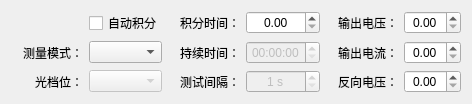
Above: SL2000/HTestSetWidget2000DC.ui from hexianqi/QtCode before the change. Below: the same form after it.
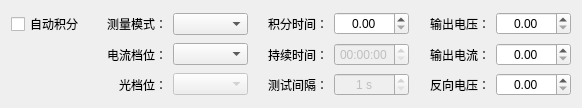
That is the form after the change.

Commit message: Spec：修改反复测试

The edit to the form file:
```diff
--- a/SL2000/HTestSetWidget2000DC.ui
+++ b/SL2000/HTestSetWidget2000DC.ui
@@ -6,14 +6,144 @@
    <rect>
     <x>0</x>
     <y>0</y>
-    <width>461</width>
-    <height>90</height>
+    <width>582</width>
+    <height>108</height>
    </rect>
   </property>
   <property name="windowTitle">
    <string>Form</string>
   </property>
   <layout class="QGridLayout" name="gridLayout">
+   <item row="2" column="4">
+    <widget class="QTimeEdit" name="timeEdit_1">
+     <property name="enabled">
+      <bool>false</bool>
+     </property>
+     <property name="frame">
+      <bool>true</bool>
+     </property>
+     <property name="alignment">
+      <set>Qt::AlignCenter</set>
+     </property>
+     <property name="displayFormat">
+      <string>HH:mm:ss</string>
+     </property>
+    </widget>
+   </item>
+   <item row="3" column="5">
+    <widget class="QLabel" name="label_005">
+     <property name="minimumSize">
+      <size>
+       <width>72</width>
+       <height>0</height>
+      </size>
+     </property>
+     <property name="text">
+      <string>反向电压：</string>
+     </property>
+     <property name="alignment">
+      <set>Qt::AlignRight|Qt::AlignTrailing|Qt::AlignVCenter</set>
+     </property>
+     <property name="buddy">
+      <cstring>doubleSpinBox_1</cstring>
+     </property>
+    </widget>
+   </item>
+   <item row="3" column="2">
+    <widget class="QComboBox" name="comboBox_3">
+     <property name="enabled">
+      <bool>false</bool>
+     </property>
+    </widget>
+   </item>
+   <item row="2" column="3">
+    <widget class="QLabel" name="label_007">
+     <property name="minimumSize">
+      <size>
+       <width>72</width>
+       <height>0</height>
+      </size>
+     </property>
+     <property name="text">
+      <string>持续时间：</string>
+     </property>
+     <property name="alignment">
+      <set>Qt::AlignRight|Qt::AlignTrailing|Qt::AlignVCenter</set>
+     </property>
+     <property name="buddy">
+      <cstring>comboBox_1</cstring>
+     </property>
+    </widget>
+   </item>
+   <item row="0" column="2">
+    <widget class="QComboBox" name="comboBox_1"/>
+   </item>
+   <item row="0" column="4">
+    <widget class="QDoubleSpinBox" name="doubleSpinBox_1">
+     <property name="alignment">
+      <set>Qt::AlignCenter</set>
+     </property>
+    </widget>
+   </item>
+   <item row="3" column="1">
+    <widget class="QLabel" name="label_010">
+     <property name="minimumSize">
+      <size>
+       <width>72</width>
+       <height>0</height>
+      </size>
+     </property>
+     <property name="text">
+      <string>光档位：</string>
+     </property>
+     <property name="alignment">
+      <set>Qt::AlignRight|Qt::AlignTrailing|Qt::AlignVCenter</set>
+     </property>
+     <property name="buddy">
+      <cstring>comboBox_1</cstring>
+     </property>
+    </widget>
+   </item>
+   <item row="0" column="6">
+    <widget class="QDoubleSpinBox" name="doubleSpinBox_2">
+     <property name="alignment">
+      <set>Qt::AlignCenter</set>
+     </property>
+    </widget>
+   </item>
+   <item row="3" column="3">
+    <widget class="QLabel" name="label_008">
+     <property name="minimumSize">
+      <size>
+       <width>72</width>
+       <height>0</height>
+      </size>
+     </property>
+     <property name="text">
+      <string>测试间隔：</string>
+     </property>
+     <property name="alignment">
+      <set>Qt::AlignRight|Qt::AlignTrailing|Qt::AlignVCenter</set>
+     </property>
+     <property name="buddy">
+      <cstring>comboBox_1</cstring>
+     </property>
+    </widget>
+   </item>
+   <item row="3" column="6">
+    <widget class="QDoubleSpinBox" name="doubleSpinBox_4">
+     <property name="alignment">
+      <set>Qt::AlignCenter</set>
+     </property>
+    </widget>
+   </item>
+   <item row="2" column="6">
+    <widget class="QDoubleSpinBox" name="doubleSpinBox_3">
+     <property name="alignment">
+      <set>Qt::AlignCenter</set>
+     </property>
+    </widget>
+   </item>
    <item row="0" column="5">
     <widget class="QLabel" name="label_002">
      <property name="minimumSize">
@@ -33,14 +163,7 @@
      </property>
     </widget>
    </item>
-   <item row="0" column="6">
-    <widget class="QDoubleSpinBox" name="doubleSpinBox_2">
-     <property name="alignment">
-      <set>Qt::AlignCenter</set>
-     </property>
-    </widget>
-   </item>
-   <item row="1" column="5">
+   <item row="2" column="5">
     <widget class="QLabel" name="label_004">
      <property name="minimumSize">
       <size>
@@ -59,33 +182,7 @@
      </property>
     </widget>
    </item>
-   <item row="1" column="6">
-    <widget class="QDoubleSpinBox" name="doubleSpinBox_3">
-     <property name="alignment">
-      <set>Qt::AlignCenter</set>
-     </property>
-    </widget>
-   </item>
-   <item row="2" column="3">
-    <widget class="QLabel" name="label_008">
-     <property name="minimumSize">
-      <size>
-       <width>72</width>
-       <height>0</height>
-      </size>
-     </property>
-     <property name="text">
-      <string>测试间隔：</string>
-     </property>
-     <property name="alignment">
-      <set>Qt::AlignRight|Qt::AlignTrailing|Qt::AlignVCenter</set>
-     </property>
-     <property name="buddy">
-      <cstring>comboBox_1</cstring>
-     </property>
-    </widget>
-   </item>
-   <item row="2" column="4">
+   <item row="3" column="4">
     <widget class="QSpinBox" name="spinBox_1">
      <property name="enabled">
       <bool>false</bool>
@@ -104,41 +201,6 @@
      </property>
     </widget>
    </item>
-   <item row="1" column="3">
-    <widget class="QLabel" name="label_007">
-     <property name="minimumSize">
-      <size>
-       <width>72</width>
-       <height>0</height>
-      </size>
-     </property>
-     <property name="text">
-      <string>持续时间：</string>
-     </property>
-     <property name="alignment">
-      <set>Qt::AlignRight|Qt::AlignTrailing|Qt::AlignVCenter</set>
-     </property>
-     <property name="buddy">
-      <cstring>comboBox_1</cstring>
-     </property>
-    </widget>
-   </item>
-   <item row="1" column="4">
-    <widget class="QTimeEdit" name="timeEdit_1">
-     <property name="enabled">
-      <bool>false</bool>
-     </property>
-     <property name="frame">
-      <bool>true</bool>
-     </property>
-     <property name="alignment">
-      <set>Qt::AlignCenter</set>
-     </property>
-     <property name="displayFormat">
-      <string>HH:mm:ss</string>
-     </property>
-    </widget>
-   </item>
    <item row="0" column="3">
     <widget class="QLabel" name="label_001">
      <property name="minimumSize">
@@ -158,88 +220,7 @@
      </property>
     </widget>
    </item>
-   <item row="0" column="4">
-    <widget class="QDoubleSpinBox" name="doubleSpinBox_1">
-     <property name="alignment">
-      <set>Qt::AlignCenter</set>
-     </property>
-    </widget>
-   </item>
-   <item row="2" column="5">
-    <widget class="QLabel" name="label_005">
-     <property name="minimumSize">
-      <size>
-       <width>72</width>
-       <height>0</height>
-      </size>
-     </property>
-     <property name="text">
-      <string>反向电压：</string>
-     </property>
-     <property name="alignment">
-      <set>Qt::AlignRight|Qt::AlignTrailing|Qt::AlignVCenter</set>
-     </property>
-     <property name="buddy">
-      <cstring>doubleSpinBox_1</cstring>
-     </property>
-    </widget>
-   </item>
-   <item row="2" column="6">
-    <widget class="QDoubleSpinBox" name="doubleSpinBox_4">
-     <property name="alignment">
-      <set>Qt::AlignCenter</set>
-     </property>
-    </widget>
-   </item>
-   <item row="2" column="1">
-    <widget class="QLabel" name="label_7">
-     <property name="minimumSize">
-      <size>
-       <width>72</width>
-       <height>0</height>
-      </size>
-     </property>
-     <property name="text">
-      <string>光档位：</string>
-     </property>
-     <property name="alignment">
-      <set>Qt::AlignRight|Qt::AlignTrailing|Qt::AlignVCenter</set>
-     </property>
-     <property name="buddy">
-      <cstring>comboBox_1</cstring>
-     </property>
-    </widget>
-   </item>
-   <item row="2" column="2">
-    <widget class="QComboBox" name="comboBox_3">
-     <property name="enabled">
-      <bool>false</bool>
-     </property>
-    </widget>
-   </item>
-   <item row="1" column="1">
-    <widget class="QLabel" name="label_003">
-     <property name="minimumSize">
-      <size>
-       <width>72</width>
-       <height>0</height>
-      </size>
-     </property>
-     <property name="text">
-      <string>测量模式：</string>
-     </property>
-     <property name="alignment">
-      <set>Qt::AlignRight|Qt::AlignTrailing|Qt::AlignVCenter</set>
-     </property>
-     <property name="buddy">
-      <cstring>comboBox_1</cstring>
-     </property>
-    </widget>
-   </item>
-   <item row="1" column="2">
-    <widget class="QComboBox" name="comboBox_1"/>
-   </item>
-   <item row="0" column="2">
+   <item row="0" column="0">
     <widget class="QCheckBox" name="checkBox_1">
      <property name="sizePolicy">
       <sizepolicy hsizetype="Minimum" vsizetype="Fixed">
@@ -252,6 +233,47 @@
      </property>
     </widget>
    </item>
+   <item row="0" column="1">
+    <widget class="QLabel" name="label_003">
+     <property name="minimumSize">
+      <size>
+       <width>72</width>
+       <height>0</height>
+      </size>
+     </property>
+     <property name="text">
+      <string>测量模式：</string>
+     </property>
+     <property name="alignment">
+      <set>Qt::AlignRight|Qt::AlignTrailing|Qt::AlignVCenter</set>
+     </property>
+     <property name="buddy">
+      <cstring>comboBox_1</cstring>
+     </property>
+    </widget>
+   </item>
+   <item row="2" column="1">
+    <widget class="QLabel" name="label_009">
+     <property name="minimumSize">
+      <size>
+       <width>72</width>
+       <height>0</height>
+      </size>
+     </property>
+     <property name="text">
+      <string>电流档位：</string>
+     </property>
+     <property name="alignment">
+      <set>Qt::AlignRight|Qt::AlignTrailing|Qt::AlignVCenter</set>
+     </property>
+     <property name="buddy">
+      <cstring>comboBox_1</cstring>
+     </property>
+    </widget>
+   </item>
+   <item row="2" column="2">
+    <widget class="QComboBox" name="comboBox_2"/>
+   </item>
   </layout>
  </widget>
  <resources/>
```
The commit also changes 7 other files.
